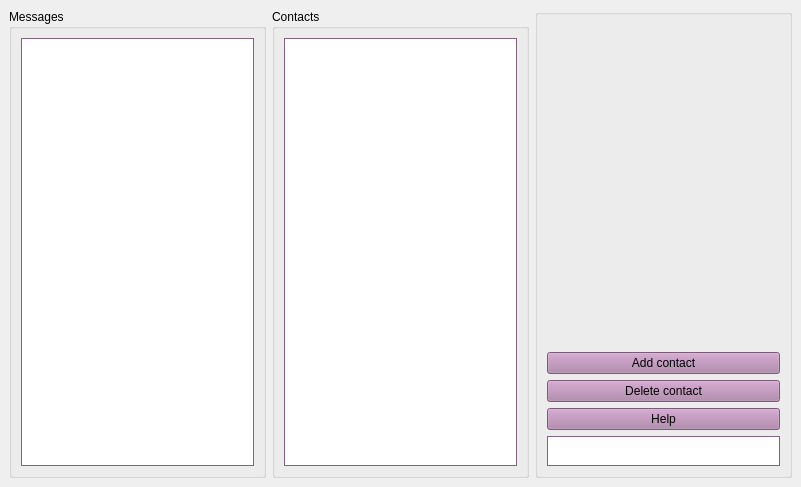
Qt form main_win.ui (marimba25/my_chatik) before a commit.
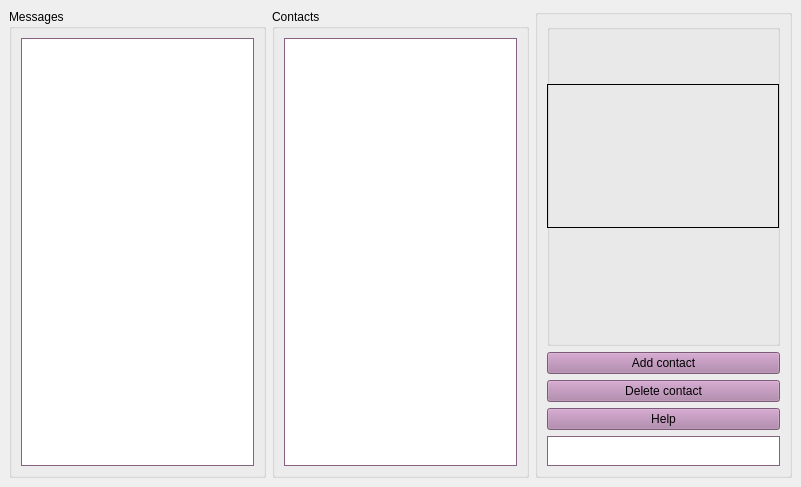
The same form after that commit.

Diff of the .ui file:
```diff
--- a/main_win.ui
+++ b/main_win.ui
@@ -491,17 +491,27 @@
         </property>
         <layout class="QVBoxLayout" name="verticalLayout">
          <item>
-          <spacer name="verticalSpacer">
-           <property name="orientation">
-            <enum>Qt::Vertical</enum>
+          <widget class="QGroupBox" name="groupBox_4">
+           <property name="title">
+            <string/>
            </property>
-           <property name="sizeHint" stdset="0">
-            <size>
-             <width>20</width>
-             <height>40</height>
-            </size>
-           </property>
-          </spacer>
+           <widget class="QLabel" name="avatar">
+            <property name="geometry">
+             <rect>
+              <x>0</x>
+              <y>60</y>
+              <width>232</width>
+              <height>144</height>
+             </rect>
+            </property>
+            <property name="frameShape">
+             <enum>QFrame::Box</enum>
+            </property>
+            <property name="text">
+             <string/>
+            </property>
+           </widget>
+          </widget>
          </item>
          <item>
           <widget class="QPushButton" name="pushButtonAddContact">
```
